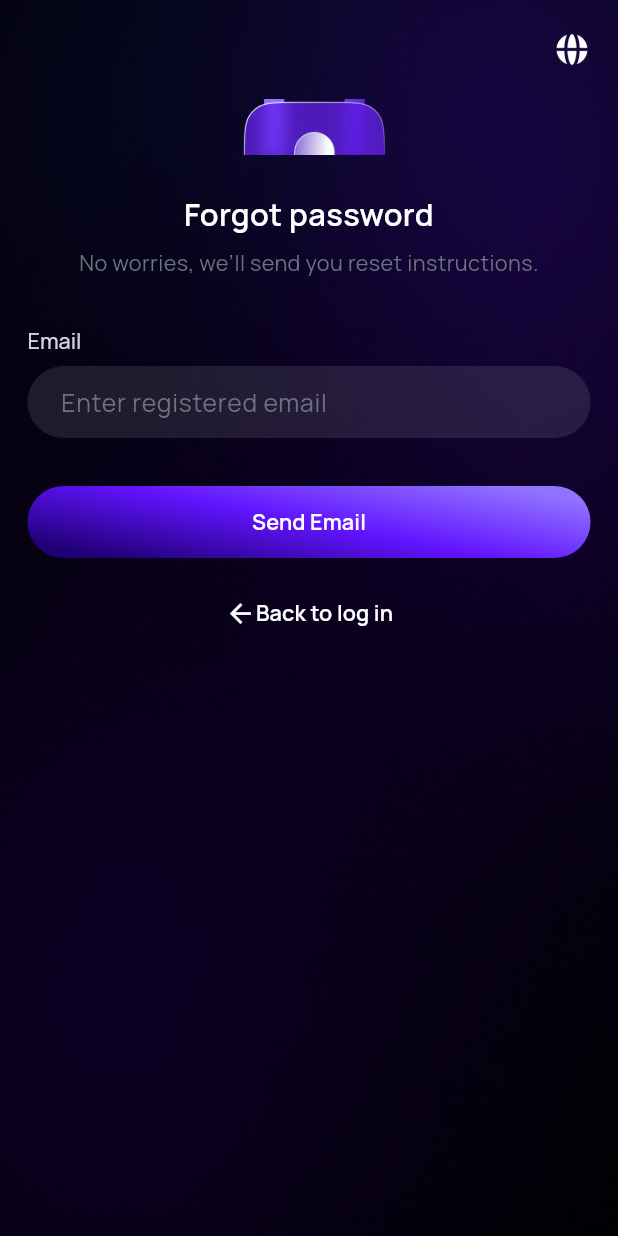
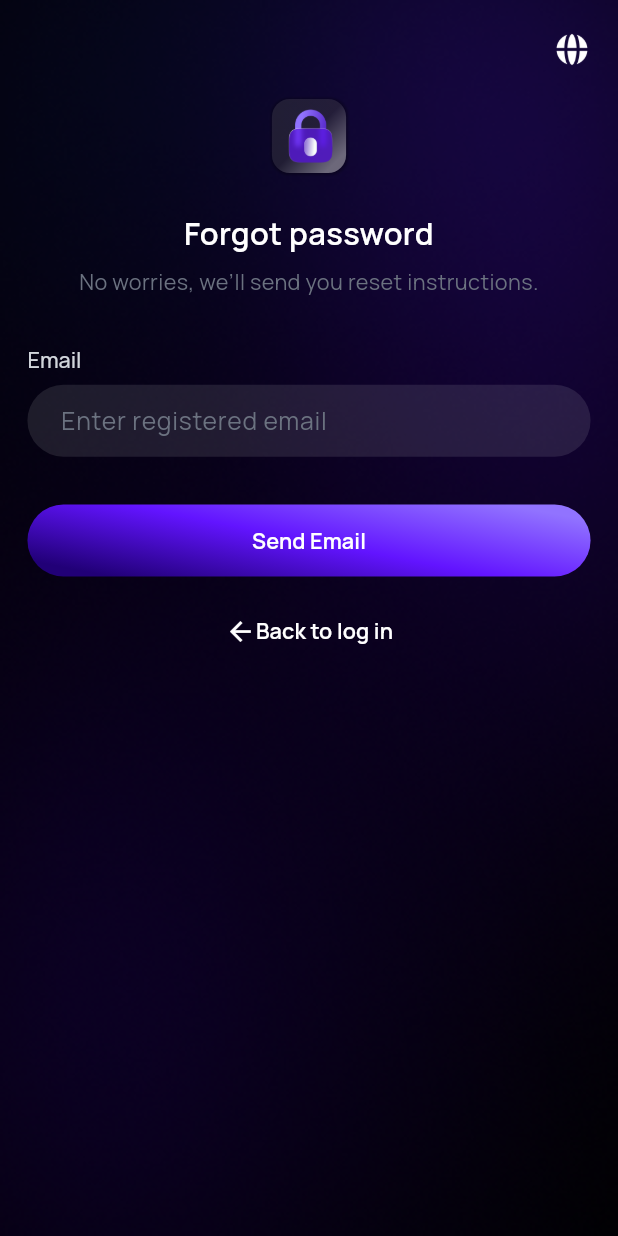
Before and after one commit to quantumexchange8/ttpay-app, a Flutter app: the LoginPage screen opened by its route, after a tap on "Log In", after a tap on "Forgot password", on a phone screen of 412 x 824 dp. Run offline on Flutter 3.47's test engine with Material 3 defaults, Android fonts, the phone set to English and light mode, and no system bars; our stand-ins replace another_flutter_splash_screen, another_xlider, calendar_date_picker2, camera, currency_text_input_formatter, entry and 4 more; missing offline and left inert: fade_indexed_stack, gallery_picker, open_mail_app, slideable, sliver_app_bar_builder, smart_snackbars and 1 more; accounts and stored records are empty; generated files the repository leaves out were written again.

Commit message:
change app icon, add link receipt, remove dummy

```diff
--- a/lib/pages/auth/login_page.dart
+++ b/lib/pages/auth/login_page.dart
@@ -14,7 +14,6 @@ import 'package:ttpay/helper/text_style.dart';
 import 'package:ttpay/helper/validator.dart';
 import 'package:ttpay/pages/app_layout.dart';
 import 'package:ttpay/pages/auth/forgot_password_page.dart';
-import 'package:ttpay/pages/auth/login_widgets/title_column.dart';
 import 'package:ttpay/pages/auth/widgets.dart';
 import 'package:flutter_gen/gen_l10n/app_localizations.dart';
 
@@ -76,13 +75,13 @@ class _LoginPageState extends State<LoginPage> {
                     );
                     return;
                   }
-                  final getGroupsErrorText =
-                      await groupController.getAllGroup();
-                  if (getGroupsErrorText != null) {
-                    showErrorNotification(context,
-                        errorText: getGroupsErrorText);
-                    return;
-                  }
+                  // final getGroupsErrorText =
+                  //     await groupController.getAllGroup();
+                  // if (getGroupsErrorText != null) {
+                  //   showErrorNotification(context,
+                  //       errorText: getGroupsErrorText);
+                  //   return;
+                  // }
                   final getUserErrorText = await userController.getCurrentUser(
                       token: tokenController.currentToken);
                   if (getUserErrorText != null) {
@@ -97,13 +96,13 @@ class _LoginPageState extends State<LoginPage> {
 
                     return;
                   }
-                  final getNotificationsErrorText =
-                      await notificationController.getAllNotifications();
-                  if (getNotificationsErrorText != null) {
-                    showErrorNotification(context,
-                        errorText: getNotificationsErrorText);
-                    return;
-                  }
+                  // final getNotificationsErrorText =
+                  //     await notificationController.getAllNotifications();
+                  // if (getNotificationsErrorText != null) {
+                  //   showErrorNotification(context,
+                  //       errorText: getNotificationsErrorText);
+                  //   return;
+                  // }
                   Navigator.pushReplacement(
                       context,
                       MaterialPageRoute(
@@ -131,7 +130,7 @@ class _LoginPageState extends State<LoginPage> {
                   child: widget.topRightWidget ?? languageIconButton(context),
                 ),
               ),
-              titleColumn(
+              _titleColumn(
                   iconAddress: 'assets/login_icon_image/ttpay-logo.png',
                   title: AppLocalizations.of(context)!.merchant_portal,
                   description: AppLocalizations.of(context)!.welcome_back),
@@ -231,3 +230,37 @@ Widget eyeObscureIcon({void Function()? onTap, required bool obscureText}) {
     ),
   );
 }
+
+Column _titleColumn(
+    {required String iconAddress,
+    required String title,
+    required String description}) {
+  return Column(
+    mainAxisSize: MainAxisSize.min,
+    children: [
+      Container(
+        width: width100 * 1.4,
+        height: height10 * 3.6,
+        clipBehavior: Clip.antiAlias,
+        decoration: BoxDecoration(
+          image: DecorationImage(
+              image: AssetImage(iconAddress), fit: BoxFit.cover),
+        ),
+      ),
+      SizedBox(height: height24),
+      Text(
+        title,
+        textAlign: TextAlign.center,
+        style: textLg.copyWith(fontWeight: FontWeight.w600),
+      ),
+      SizedBox(height: height08),
+      Text(
+        description,
+        textAlign: TextAlign.center,
+        style: textSm.copyWith(
+          color: neutralGrayScale,
+        ),
+      ),
+    ],
+  );
+}
--- a/lib/pages/auth/login_widgets/title_column.dart
+++ b/lib/pages/auth/login_widgets/title_column.dart
@@ -11,29 +11,30 @@ Column titleColumn(
     mainAxisSize: MainAxisSize.min,
     children: [
       Container(
-        width: width100 * 1.4,
-        height: height10 * 3.6,
+        width: height10 * 4.8,
+        height: height10 * 4.8,
         clipBehavior: Clip.antiAlias,
         decoration: BoxDecoration(
-          // gradient: LinearGradient(
-          //   begin: const Alignment(0.71, -0.71),
-          //   end: const Alignment(-0.71, 0.71),
-          //   colors: [
-          //     Colors.white.withOpacity(0.1),
-          //     Colors.white.withOpacity(0.4)
-          //   ],
-          // ),
+          gradient: LinearGradient(
+            begin: const Alignment(-0.71, -0.71),
+            end: const Alignment(0.71, 0.71),
+            stops: const [0.5, 1],
+            colors: [
+              Colors.white.withOpacity(0.1),
+              Colors.white.withOpacity(0.4),
+            ],
+          ),
           image: DecorationImage(
               image: AssetImage(iconAddress), fit: BoxFit.cover),
-          // borderRadius: BorderRadius.circular(12),
-          // boxShadow: const [
-          //   BoxShadow(
-          //     color: Color(0x4C000000),
-          //     blurRadius: 0.75,
-          //     offset: Offset(0.38, 0.56),
-          //     spreadRadius: 0.56,
-          //   )
-          // ],
+          borderRadius: BorderRadius.circular(12),
+          boxShadow: const [
+            BoxShadow(
+              color: Color(0x4C000000),
+              blurRadius: 0.75,
+              offset: Offset(0.38, 0.56),
+              spreadRadius: 0.56,
+            )
+          ],
         ),
       ),
       SizedBox(height: height24),
--- a/lib/pages/profile/profile_page.dart
+++ b/lib/pages/profile/profile_page.dart
@@ -34,7 +34,7 @@ class _ProfilePageState extends State<ProfilePage> {
   Future<void> getData({bool getAllAccount = true}) async {
     await transactionController.getAllTransaction(tokenController.currentToken);
 
-    await groupController.getAllGroup();
+    // await groupController.getAllGroup();
 
     await userController.getCurrentUser(token: tokenController.currentToken);
 
@@ -42,7 +42,7 @@ class _ProfilePageState extends State<ProfilePage> {
       await userController.getAllAccounts();
     }
 
-    await notificationController.getAllNotifications();
+    // await notificationController.getAllNotifications();
   }
 
   @override
--- a/pubspec.yaml
+++ b/pubspec.yaml
@@ -59,6 +59,7 @@ dependencies:
   go_router: ^14.1.3
   flutter_image_compress: ^2.3.0
   http: ^1.2.1
+  url_launcher: ^6.3.0
 
 dev_dependencies:
   flutter_test:
```
Also changed, not shown: lib/controller/group_controller.dart (+11 -11 lines), lib/controller/notification_controller.dart (+11 -11 lines), lib/helper/methods.dart (+15 -0 lines), lib/main.dart (+11 -11 lines), lib/models/transaction.dart (+5 -3 lines), lib/pages/transaction/transaction_detail_page.dart (+86 -9 lines), pubspec.lock, 37 other files.
